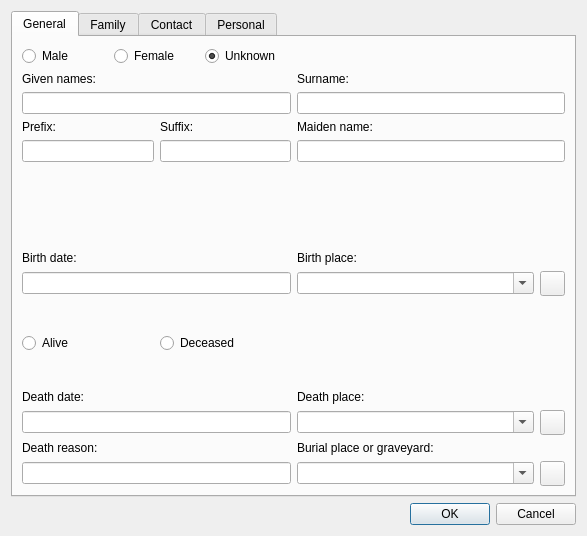
Above: dialogs/persondialog.ui from caybro/pedikree before the change. Below: the same form after it.
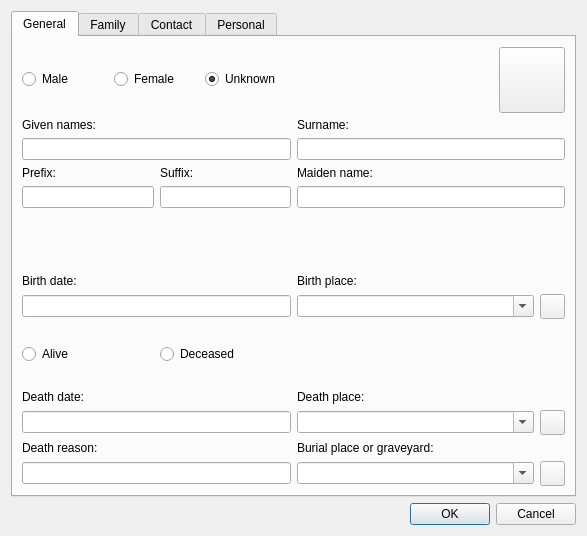
That is the form after the change. Icons and pictures are not drawn.

Commit message: implemented support for photos in the Person dialog

What changed in the file:
```diff
--- a/dialogs/persondialog.ui
+++ b/dialogs/persondialog.ui
@@ -58,6 +58,48 @@
          </item>
         </layout>
        </item>
+       <item row="0" column="1">
+        <layout class="QHBoxLayout" name="horizontalLayout_7">
+         <item>
+          <spacer name="horizontalSpacer">
+           <property name="orientation">
+            <enum>Qt::Horizontal</enum>
+           </property>
+           <property name="sizeHint" stdset="0">
+            <size>
+             <width>40</width>
+             <height>20</height>
+            </size>
+           </property>
+          </spacer>
+         </item>
+         <item>
+          <widget class="QPushButton" name="photo">
+           <property name="minimumSize">
+            <size>
+             <width>66</width>
+             <height>66</height>
+            </size>
+           </property>
+           <property name="maximumSize">
+            <size>
+             <width>66</width>
+             <height>64</height>
+            </size>
+           </property>
+           <property name="toolTip">
+            <string>Person photo; click to change</string>
+           </property>
+           <property name="iconSize">
+            <size>
+             <width>64</width>
+             <height>64</height>
+            </size>
+           </property>
+          </widget>
+         </item>
+        </layout>
+       </item>
        <item row="1" column="0">
         <widget class="QLabel" name="label">
          <property name="text">
```
Left out of the diff: 6 changed lines with no effect on the pictures. The commit also changes 2 other files.
